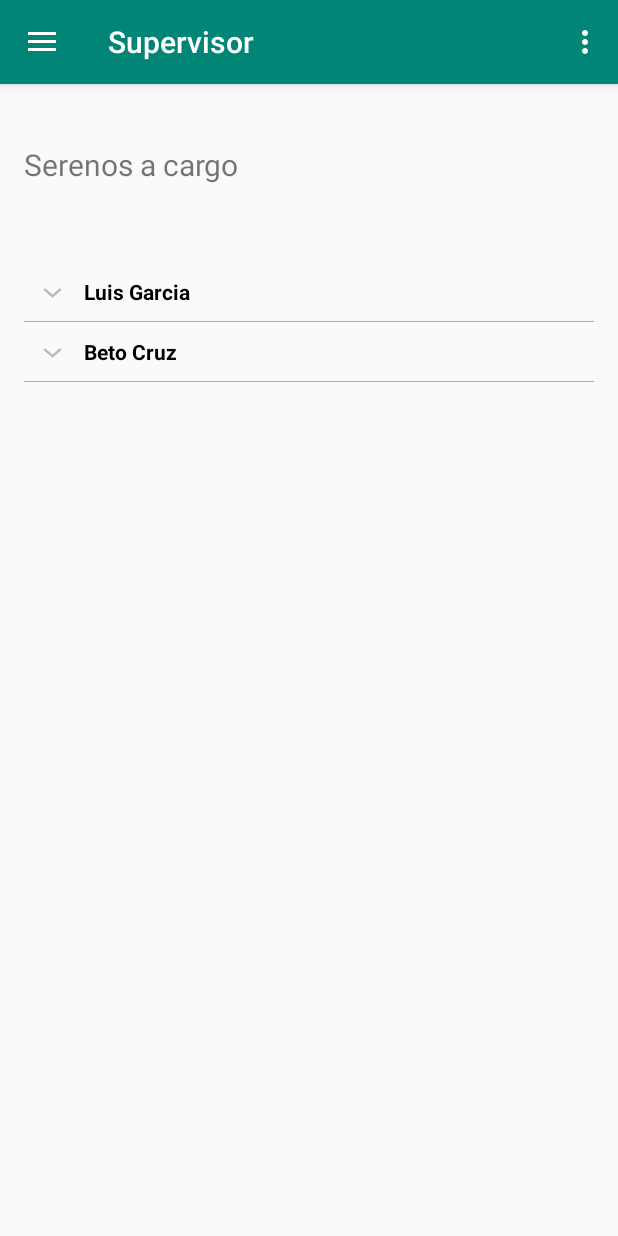
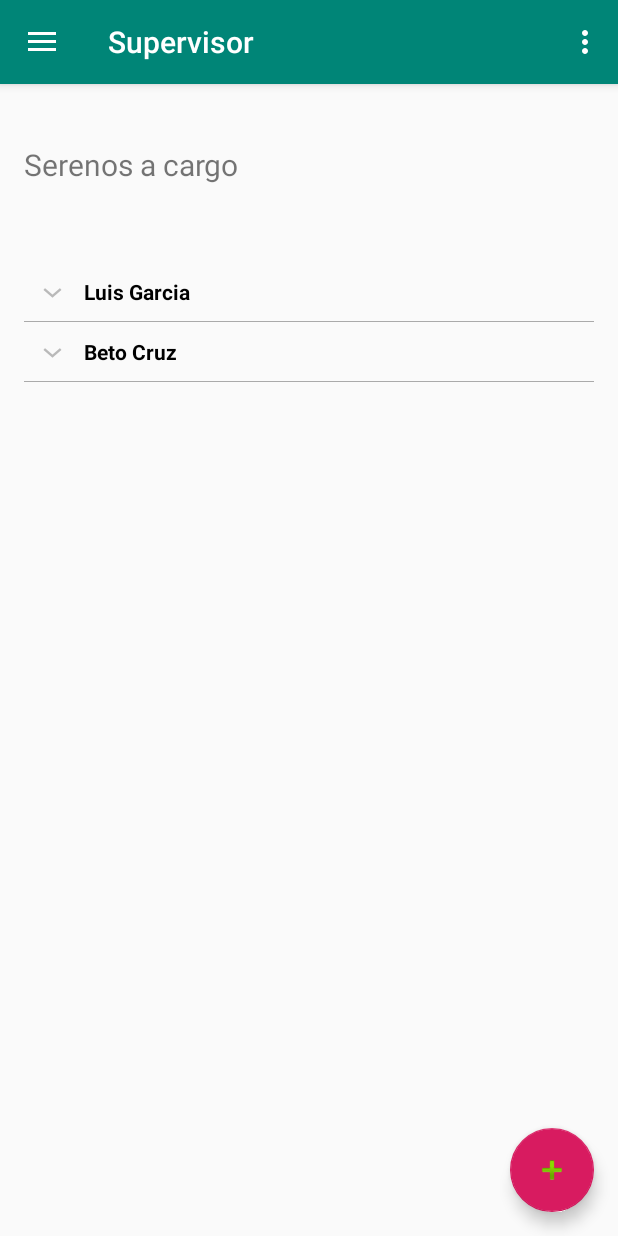
Before and after one commit to leodo28/CityAlertAQP, an Android app: the Act_Serenos screen opened directly, with no data from a screen before it, on a phone screen of 412 x 824 dp. Run offline under Robolectric (Android 15) with nearby library versions, the light colour scheme and no system bars.

Commit message:
nuevo branch

```diff
--- a/app/src/main/java/com/example/tecsup/cityalertarequipa/Actividades/Act_Serenos.java
+++ b/app/src/main/java/com/example/tecsup/cityalertarequipa/Actividades/Act_Serenos.java
@@ -3,7 +3,9 @@ package com.example.tecsup.cityalertarequipa.Actividades;
 import android.content.Intent;
 import android.os.Bundle;
 import android.support.annotation.NonNull;
+import android.support.design.widget.FloatingActionButton;
 import android.support.design.widget.NavigationView;
+import android.support.design.widget.Snackbar;
 import android.support.v4.view.GravityCompat;
 import android.support.v4.widget.DrawerLayout;
 import android.support.v7.app.ActionBarDrawerToggle;
@@ -67,6 +69,15 @@ public class Act_Serenos extends AppCompatActivity implements NavigationView.OnN
                 Toast.makeText(getApplicationContext(),
                         expandableListTitle.get(groupPosition) + " List Expanded.",
                         Toast.LENGTH_SHORT).show();
+            }
+        });
+
+        FloatingActionButton fab = (FloatingActionButton) findViewById(R.id.fab);
+        fab.setOnClickListener(new View.OnClickListener() {
+            @Override
+            public void onClick(View view) {
+                Snackbar.make(view, "Replace with your own action", Snackbar.LENGTH_LONG)
+                        .setAction("Action", null).show();
             }
         });
 
--- a/app/src/main/res/layout/app_bar_sereno.xml
+++ b/app/src/main/res/layout/app_bar_sereno.xml
@@ -23,6 +23,14 @@
 
     <include layout="@layout/content_act_serenos" />
 
+    <android.support.design.widget.FloatingActionButton
+        android:id="@+id/fab"
+        android:layout_width="wrap_content"
+        android:layout_height="wrap_content"
+        android:layout_gravity="bottom|end"
+        android:layout_margin="@dimen/fab_margin"
+        app:srcCompat="@android:drawable/ic_input_add" />
+
 
 
 
```
